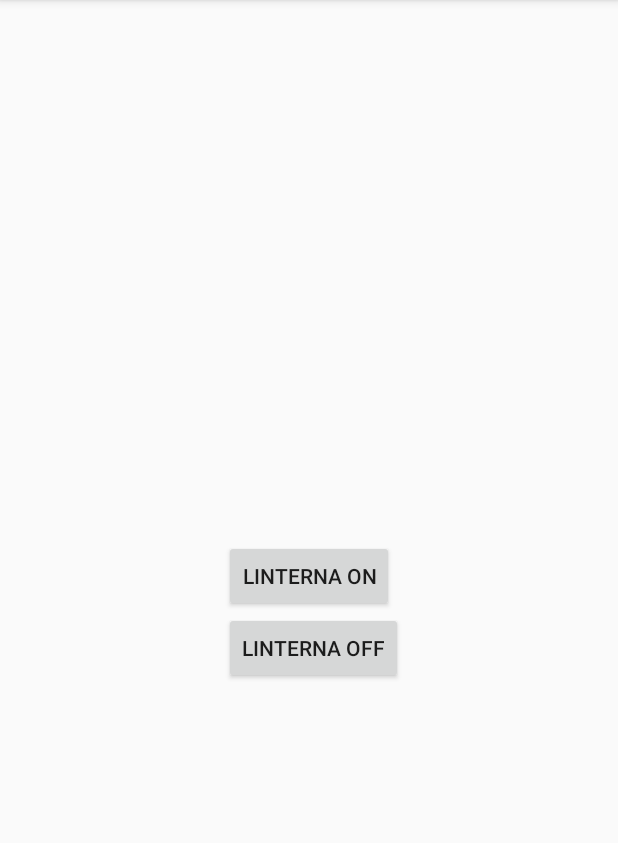
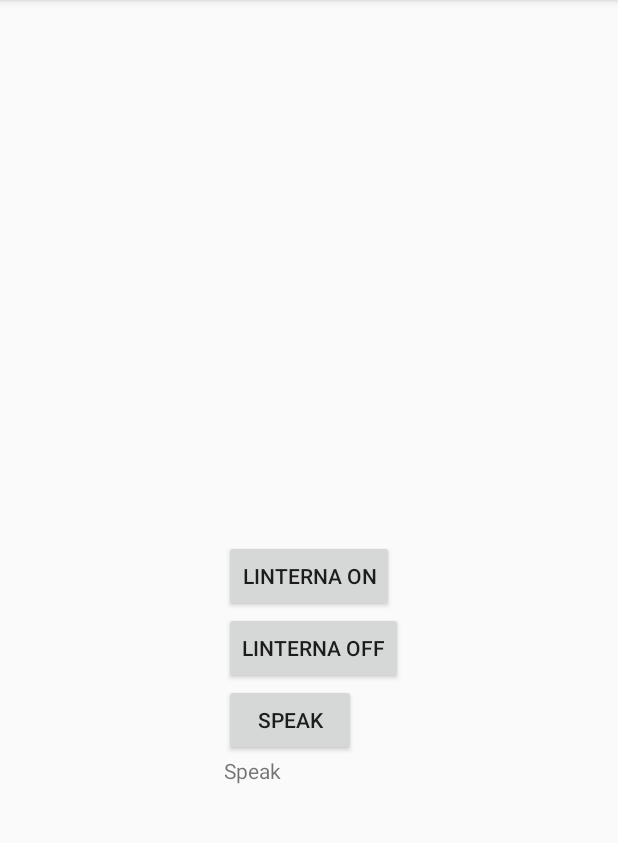
Before and after one commit to daao87/lumos, an Android app: the screen it shows after launch (MainActivity), on a phone screen of 412 x 824 dp, the part 84-927 px from its top. Run offline under Robolectric (Android 15) with nearby library versions, the phone set to English and light mode, and no system bars.

```diff
--- a/app/build.gradle
+++ b/app/build.gradle
@@ -16,6 +16,9 @@ android {
             minifyEnabled false
             proguardFiles getDefaultProguardFile('proguard-android.txt'), 'proguard-rules.pro'
         }
+        debug {
+            debuggable true
+        }
     }
 }
 
--- a/app/src/main/AndroidManifest.xml
+++ b/app/src/main/AndroidManifest.xml
@@ -20,6 +20,7 @@
 
     <uses-permission android:name="android.permission.flashlight"/>
     <uses-permission android:name="android.permission.CAMERA"/>
+    <uses-permission android:name="android.permission.RECORD_AUDIO" />
     <uses-feature android:name="android.hardware.Camera"/>
 
 </manifest>
--- a/app/src/main/res/layout/activity_main.xml
+++ b/app/src/main/res/layout/activity_main.xml
@@ -13,7 +13,7 @@
         android:id="@+id/linterna_on"
         android:layout_centerVertical="true"
         android:layout_centerHorizontal="true"
-        android:onClick="turn_On_flash"/>
+        android:onClick="turnOnFlash"/>
 
     <Button
         android:layout_width="wrap_content"
@@ -23,5 +23,24 @@
         android:layout_below="@+id/linterna_on"
         android:layout_alignLeft="@+id/linterna_on"
         android:layout_alignStart="@+id/linterna_on"
-        android:onClick="turn_Off_flash"/>
+        android:onClick="turnOffFlash"/>
+
+    <Button
+        android:layout_width="wrap_content"
+        android:layout_height="wrap_content"
+        android:text="Speak"
+        android:id="@+id/btn_speak"
+        android:layout_below="@+id/linterna_off"
+        android:layout_alignLeft="@+id/linterna_on"
+        android:layout_alignStart="@+id/linterna_off"/>
+
+    <TextView
+        android:layout_width="wrap_content"
+        android:layout_height="wrap_content"
+        android:text="Speak"
+        android:id="@+id/textView1"
+        android:layout_below="@+id/btn_speak"
+        android:layout_alignLeft="@+id/btn_speak"
+        android:layout_alignStart="@+id/btn_speak" />
+
 </RelativeLayout>
```
Also changed, not shown: app/src/main/java/com/h4ackademy/hp/lumos/MainActivity.java (+83 -3 lines).
